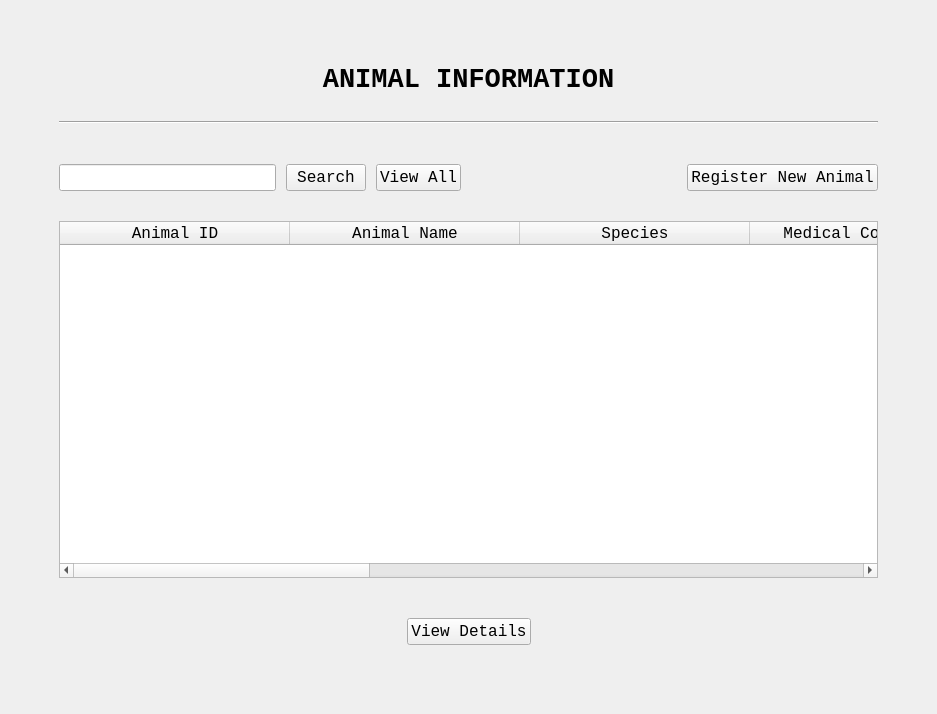
The window that AnimalInformationUI.ui (ASNaeem/Simple-VCMS) describes before a commit, drawn with Qt 5.
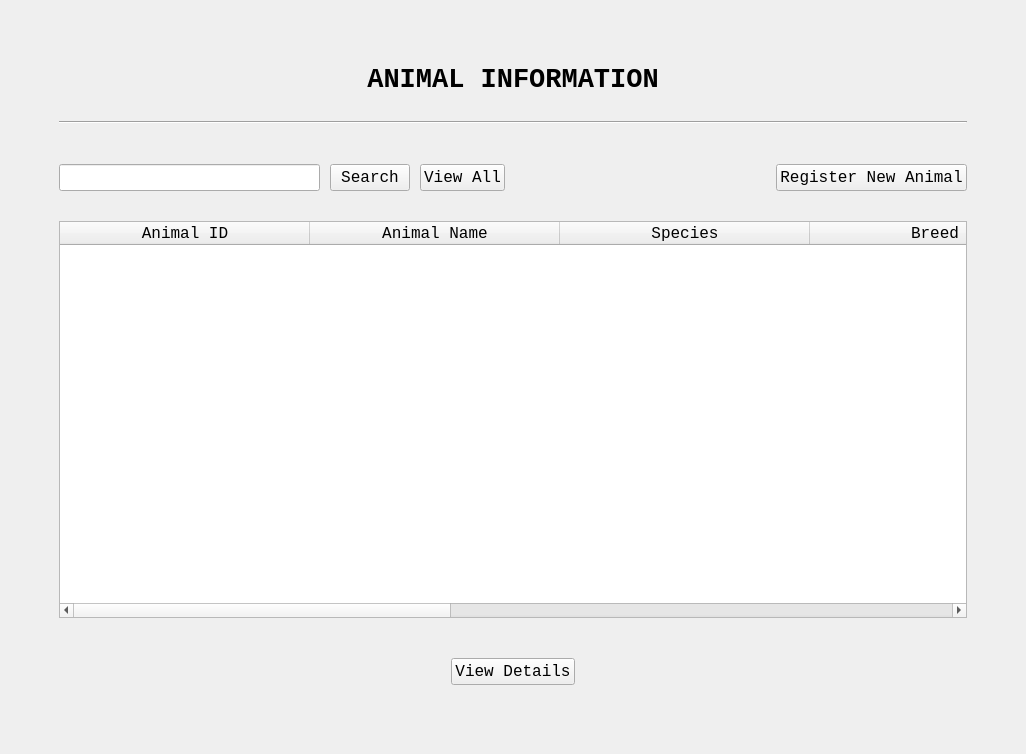
The same window after the commit.

Diff of the .ui file:
```diff
--- a/AnimalInformationUI.ui
+++ b/AnimalInformationUI.ui
@@ -6,8 +6,8 @@
    <rect>
     <x>0</x>
     <y>0</y>
-    <width>937</width>
-    <height>714</height>
+    <width>1026</width>
+    <height>754</height>
    </rect>
   </property>
   <property name="windowTitle">
@@ -207,6 +207,12 @@
           <property name="sizeAdjustPolicy">
            <enum>QAbstractScrollArea::AdjustToContents</enum>
           </property>
+          <property name="showGrid">
+           <bool>true</bool>
+          </property>
+          <property name="rowCount">
+           <number>0</number>
+          </property>
           <attribute name="horizontalHeaderCascadingSectionResizes">
            <bool>false</bool>
           </attribute>
@@ -214,7 +220,7 @@
            <number>39</number>
           </attribute>
           <attribute name="horizontalHeaderDefaultSectionSize">
-           <number>230</number>
+           <number>250</number>
           </attribute>
           <attribute name="horizontalHeaderShowSortIndicator" stdset="0">
            <bool>false</bool>
@@ -242,12 +248,12 @@
           </column>
           <column>
            <property name="text">
-            <string>Medical Condition</string>
+            <string>Breed</string>
            </property>
           </column>
           <column>
            <property name="text">
-            <string>Behavioral Warning</string>
+            <string>Color</string>
            </property>
           </column>
           <column>
@@ -260,11 +266,6 @@
             <string>Phone Number</string>
            </property>
           </column>
-          <column>
-           <property name="text">
-            <string>Address</string>
-           </property>
-          </column>
          </widget>
         </item>
        </layout>
```
